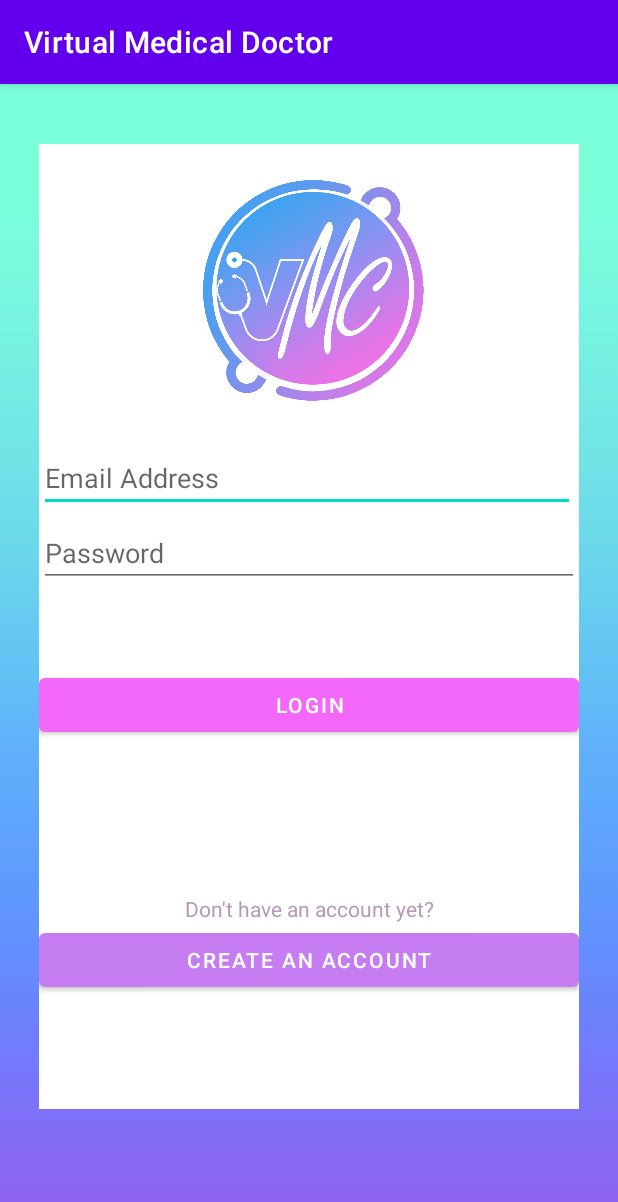
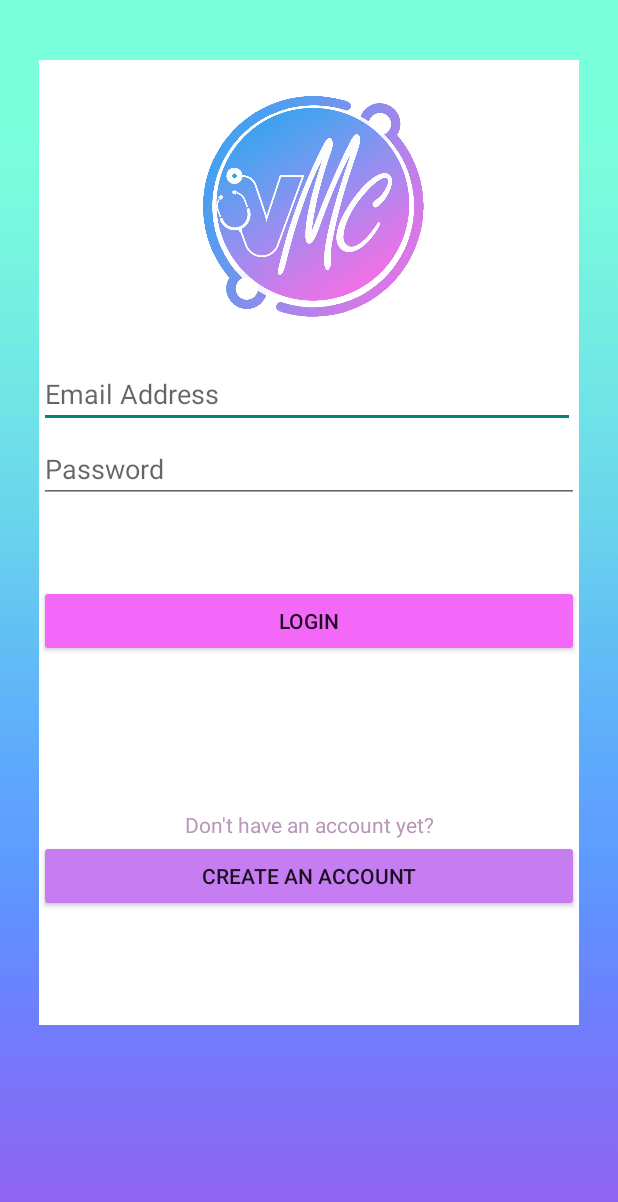
Before and after one commit to JKPFisher/Virtual-Medical-Doctor, an Android app: the screen it shows after launch (MainActivity), on a phone screen of 412 x 824 dp. Shown: the top 1202 px of the screen. Run offline under Robolectric (Android 15) with nearby library versions, the phone set to English and light mode, and no system bars; Roboto replaces fonts that are not available here.

Commit message:
fixed the header

```diff
--- a/app/src/main/AndroidManifest.xml
+++ b/app/src/main/AndroidManifest.xml
@@ -8,7 +8,8 @@
         android:label="@string/app_name"
         android:roundIcon="@mipmap/ic_launcher_round"
         android:supportsRtl="true"
-        android:theme="@style/Theme.VMD">
+        android:theme="@style/AppTheme" >
+        android:theme="@style/Theme.AppCompat.NoActionBar"
         <activity android:name=".MainActivity">
             <intent-filter>
                 <action android:name="android.intent.action.MAIN" />
--- a/app/src/main/res/layout/activity_main.xml
+++ b/app/src/main/res/layout/activity_main.xml
@@ -42,7 +42,6 @@
             android:layout_marginTop="200dp"
             android:layout_marginEnd="2.5dp"
             android:autofillHints=""
-            android:contentDescription="@string/email"
             android:ems="10"
             android:hint="@string/email_address"
             android:inputType="textEmailAddress"
--- a/app/src/main/res/values/strings.xml
+++ b/app/src/main/res/values/strings.xml
@@ -8,8 +8,6 @@
     <string name="password">Password</string>
     <string name="create_an_account">Create an Account</string>
     <string name="don_t_have_an_account_yet">Don\'t have an account yet?</string>
-    <string name="email">Email</string>
-    <string name="password">Password</string>
 
 
 </resources>
```
